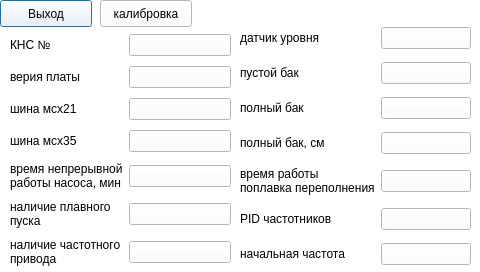
Before: the Qt Designer form dialogSetupGeneral.ui in RW9UAO/nsk-v3, drawn with Qt 5.
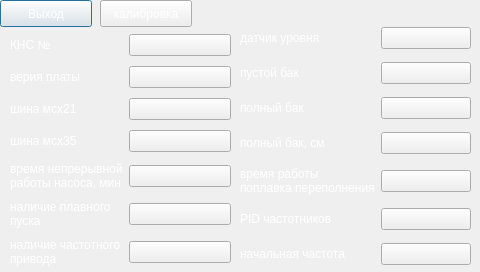
After: the same form once the commit is applied.

Diff of the .ui file:
```diff
--- a/dialogSetupGeneral.ui
+++ b/dialogSetupGeneral.ui
@@ -20,7 +20,7 @@
    <string>Dialog</string>
   </property>
   <property name="styleSheet">
-   <string notr="true">background-color: rgb(255, 255, 255);
+   <string notr="true">color: rgb(255, 255, 255);
 </string>
   </property>
   <widget class="QPushButton" name="pushButton">
```
